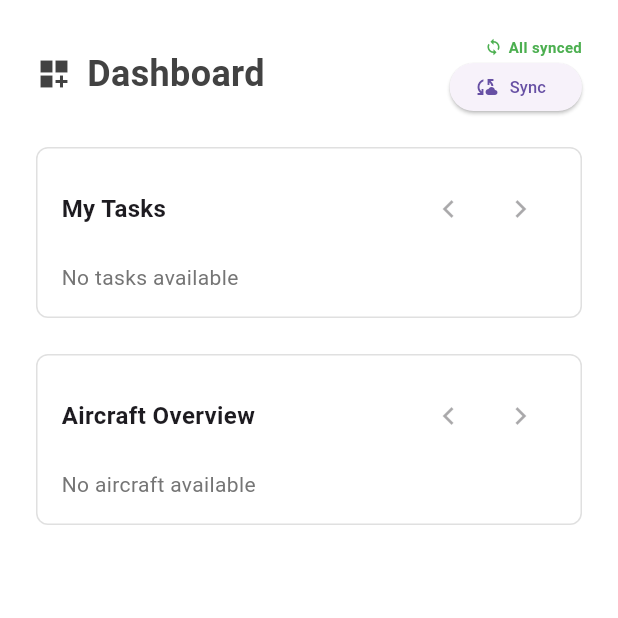
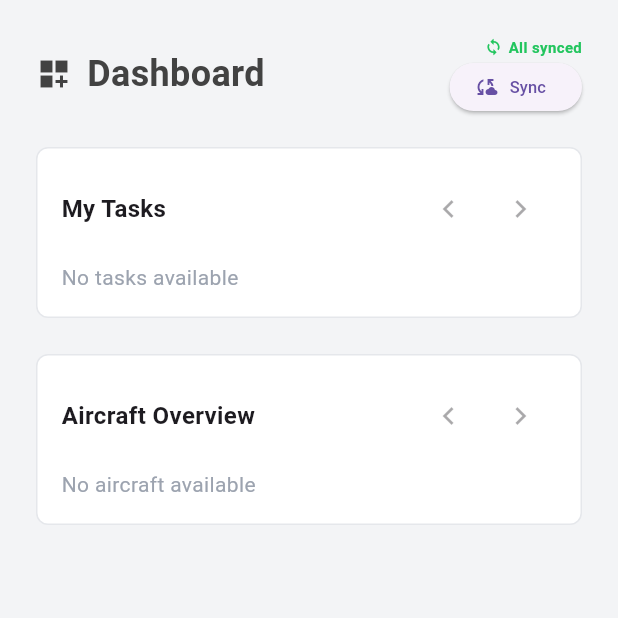
Before and after one commit to blackpoolflinn/Flutter-Maintenance-Application, a Flutter app: the DashboardScreen screen opened directly, on a phone screen of 412 x 824 dp, the top half of it. Run offline on Flutter 3.47's test engine with Material 3 defaults, Android fonts, the phone set to English and light mode, and no system bars; our stand-ins replace flutter_secure_storage, sqflite, sqflite_common_ffi; accounts and stored records are empty.

Commit message:
Remove magic numbers and implement constansts for colours throughout the application.

```diff
--- a/lib/core/theme/app_colors.dart
+++ b/lib/core/theme/app_colors.dart
@@ -22,4 +22,20 @@ class AppColors {
   static const Color info = Color(0xFF3B82F6);
   static const Color warning = Color(0xFFEAB308);
   static const Color error = Color(0xFFEF4444);
+
+  // Status colors
+  static const Color statusSuccess = Color(0xFF22C55E);
+  static const Color statusPending = Color(0xFFEF4444);
+  static const Color statusInProgress = Color(0xFF3B82F6);
+  static const Color statusCompleted = Color(0xFF22C55E);
+
+  // UI border and background colors
+  static const Color borderLight = Color(0xFFE5E7EB);  // Colors.grey[300]
+  static const Color borderLighter = Color(0xFFF3F4F6);  // Colors.grey[100]
+  static const Color textTertiary = Color(0xFF9CA3AF);  // Colors.grey[600]
+  static const Color textQuaternary = Color(0xFFD1D5DB);  // Colors.grey[200]
+  static const Color successLight = Color(0xFFDCFCE7);  // Colors.green[100]
+  static const Color warningLight = Color(0xFFFEF3C7);  // Colors.orange[100]
+  static const Color successDark = Color(0xFF15803D);  // Colors.green[700]
+  static const Color warningDark = Color(0xFFB45309);  // Colors.orange[700]
 }
--- a/lib/features/home/presentation/dashboard_screen.dart
+++ b/lib/features/home/presentation/dashboard_screen.dart
@@ -1,5 +1,6 @@
 import 'package:flutter/material.dart';
 import 'dashboard_widgets.dart';
+import '../../../core/theme/app_colors.dart';
 
 class DashboardScreen extends StatelessWidget {
   const DashboardScreen({super.key});
@@ -10,7 +11,7 @@ class DashboardScreen extends StatelessWidget {
     final isDesktop = width > 900;
 
     return Scaffold(
-      backgroundColor: Colors.white,
+      backgroundColor: AppColors.scaffoldBackground,
       body: SingleChildScrollView(
         padding: const EdgeInsets.all(24.0),
         child: Column(
--- a/lib/features/home/presentation/dashboard_widgets.dart
+++ b/lib/features/home/presentation/dashboard_widgets.dart
@@ -3,6 +3,7 @@ import 'package:provider/provider.dart';
 import '../../../core/providers/tasks_provider.dart';
 import '../../../core/providers/aircraft_provider.dart';
 import '../../../core/providers/sync_provider.dart';
+import '../../../core/theme/app_colors.dart';
 
 class HeaderDesktop extends StatelessWidget {
   const HeaderDesktop({super.key});
@@ -71,13 +72,13 @@ class SyncStatusAndButton extends StatelessWidget {
         String statusText;
 
         if (syncProvider.lastError != null) {
-          statusColor = Colors.red;
+          statusColor = AppColors.error;
           statusText = 'Sync failed';
         } else if (unsyncedTotal > 0) {
-          statusColor = Colors.orange;
+          statusColor = AppColors.warning;
           statusText = 'Unsynced: $unsyncedTotal';
         } else {
-          statusColor = Colors.green;
+          statusColor = AppColors.success;
           statusText = 'All synced';
         }
 
@@ -228,13 +229,13 @@ class _MyTasksCardState extends State<MyTasksCard> {
   Color _statusColor(String status) {
     switch (status) {
       case 'pending':
-        return Colors.red;
+        return AppColors.statusPending;
       case 'inProgress':
-        return Colors.blue;
+        return AppColors.statusInProgress;
       case 'completed':
-        return Colors.green;
+        return AppColors.statusCompleted;
       default:
-        return Colors.grey;
+        return AppColors.textSecondary;
     }
   }
 
@@ -256,9 +257,9 @@ class _MyTasksCardState extends State<MyTasksCard> {
     return Container(
       padding: const EdgeInsets.all(16),
       decoration: BoxDecoration(
-        border: Border.all(color: Colors.grey[300]!),
+        border: Border.all(color: AppColors.borderLight),
         borderRadius: BorderRadius.circular(8),
-        color: Colors.white,
+        color: AppColors.cardBackground,
       ),
       child: Consumer<TasksProvider>(
         builder: (context, tasksProvider, _) {
@@ -328,7 +329,7 @@ class _MyTasksCardState extends State<MyTasksCard> {
               if (tasks.isEmpty)
                 Text(
                   'No tasks available',
-                  style: TextStyle(color: Colors.grey[600]),
+                  style: TextStyle(color: AppColors.textTertiary),
                 )
               else
                 Column(
@@ -361,13 +362,13 @@ class _MyTasksCardState extends State<MyTasksCard> {
                           Container(
                             padding: const EdgeInsets.symmetric(horizontal: 8, vertical: 4),
                             decoration: BoxDecoration(
-                              color: isSynced ? Colors.green[100] : Colors.orange[100],
+                              color: isSynced ? AppColors.successLight : AppColors.warningLight,
                               borderRadius: BorderRadius.circular(12),
                             ),
                             child: Text(
                               isSynced ? 'Synced' : 'Not synced',
                               style: TextStyle(
-                                color: isSynced ? Colors.green[800] : Colors.orange[800],
+                                color: isSynced ? AppColors.successDark : AppColors.warningDark,
                                 fontSize: 10,
                                 fontWeight: FontWeight.w600,
                               ),
@@ -401,9 +402,9 @@ class _AircraftOverviewCardState extends State<AircraftOverviewCard> {
     return Container(
       padding: const EdgeInsets.all(16),
       decoration: BoxDecoration(
-        border: Border.all(color: Colors.grey[300]!),
+        border: Border.all(color: AppColors.borderLight),
         borderRadius: BorderRadius.circular(8),
-        color: Colors.white,
+        color: AppColors.cardBackground,
       ),
       child: Consumer2<TasksProvider, AircraftProvider>(
         builder: (context, tasksProvider, aircraftProvider, _) {
@@ -474,7 +475,7 @@ class _AircraftOverviewCardState extends State<AircraftOverviewCard> {
               if (displayAircraft.isEmpty)
                 Text(
                   'No aircraft available',
-                  style: TextStyle(color: Colors.grey[600]),
+                  style: TextStyle(color: AppColors.textTertiary),
                 )
               else
                 Column(
@@ -500,10 +501,10 @@ class _AircraftOverviewCardState extends State<AircraftOverviewCard> {
                                 width: 44,
                                 height: 44,
                                 decoration: BoxDecoration(
-                                  color: Colors.grey[200],
+                                  color: AppColors.borderLighter,
                                   borderRadius: BorderRadius.circular(6),
                                 ),
-                                child: const Icon(Icons.flight, color: Colors.grey),
+                                child: const Icon(Icons.flight, color: AppColors.textSecondary),
                               ),
                               const SizedBox(width: 10),
                               Expanded(
@@ -518,7 +519,7 @@ class _AircraftOverviewCardState extends State<AircraftOverviewCard> {
                                     const SizedBox(height: 2),
                                     Text(
                                       aircraft.model,
-                                      style: TextStyle(color: Colors.grey[600], fontSize: 12),
+                                      style: TextStyle(color: AppColors.textTertiary, fontSize: 12),
                                       overflow: TextOverflow.ellipsis,
                                     ),
                                   ],
@@ -536,7 +537,7 @@ class _AircraftOverviewCardState extends State<AircraftOverviewCard> {
                                   Text(
                                     isSynced ? 'Synced' : 'Not synced',
                                     style: TextStyle(
-                                      color: isSynced ? Colors.green[700] : Colors.orange[700],
+                                        color: isSynced ? AppColors.successDark : AppColors.warningDark,
                                       fontSize: 10,
                                       fontWeight: FontWeight.w600,
                                     ),
@@ -549,9 +550,9 @@ class _AircraftOverviewCardState extends State<AircraftOverviewCard> {
                           LinearProgressIndicator(
                             value: progress,
                             minHeight: 8,
-                            backgroundColor: Colors.grey[200],
+                            backgroundColor: AppColors.borderLighter,
                             valueColor: AlwaysStoppedAnimation<Color>(
-                              progress >= 0.7 ? Colors.green : Colors.orange,
+                              progress >= 0.7 ? AppColors.success : AppColors.warning,
                             ),
                           ),
                           const SizedBox(height: 4),
@@ -559,7 +560,7 @@ class _AircraftOverviewCardState extends State<AircraftOverviewCard> {
                             total == 0
                                 ? 'No tasks assigned'
                                 : 'Open: $openCount / Total: $total',
-                            style: TextStyle(color: Colors.grey[600], fontSize: 12),
+                            style: TextStyle(color: AppColors.textTertiary, fontSize: 12),
                           ),
                         ],
                       ),
--- a/lib/main.dart
+++ b/lib/main.dart
@@ -8,6 +8,7 @@ import 'core/providers/navigation_provider.dart';
 import 'core/providers/tasks_provider.dart';
 import 'core/providers/aircraft_provider.dart';
 import 'core/providers/sync_provider.dart';
+import 'package:maintenance_application/core/theme/app_colors.dart';
 import 'widgets/main_layout.dart';
 
 void main() async {
@@ -37,7 +38,7 @@ class MyApp extends StatelessWidget {
   Widget build(BuildContext context) {
     return MaterialApp(
       title: 'Maintenance Application',
-      theme: ThemeData(primarySwatch: Colors.blue),
+      theme: ThemeData(primarySwatch: Colors.blue, scaffoldBackgroundColor: AppColors.scaffoldBackground),
       home: Consumer<AuthProvider>(
         builder: (context, auth, _) {
           // show loading indicator while checking auth status
--- a/lib/widgets/main_layout.dart
+++ b/lib/widgets/main_layout.dart
@@ -50,7 +50,7 @@ class _MainLayoutState extends State<MainLayout> {
               elevation: 1,
               leading: !_sidebarOpen
                   ? IconButton(
-                      icon: const Icon(Icons.menu, color: Colors.white),
+                      icon: const Icon(Icons.menu, color: AppColors.textWhite),
                       onPressed: () {
                         setState(() {
                           _sidebarOpen = !_sidebarOpen;
@@ -65,13 +65,13 @@ class _MainLayoutState extends State<MainLayout> {
                         SizedBox(width: 10),
                         Text(
                           'RampCheck',
-                          style: TextStyle(color: Colors.white, fontWeight: FontWeight.bold),
+                          style: TextStyle(color: AppColors.textWhite, fontWeight: FontWeight.bold),
                         ),
                       ],
                     )
                   : const Text(
                       'RampCheck',
-                      style: TextStyle(color: Colors.white, fontWeight: FontWeight.bold),
+                      style: TextStyle(color: AppColors.textWhite, fontWeight: FontWeight.bold),
                     ),
             ),
             body: _sidebarOpen
--- a/lib/widgets/sidebar.dart
+++ b/lib/widgets/sidebar.dart
@@ -86,7 +86,7 @@ class SidebarItem extends StatelessWidget {
         title: Text(
           label,
           style: TextStyle(
-            color: isSelected ? Colors.white : Colors.white70,
+            color: isSelected ? AppColors.textWhite : const Color(0xFFB0B0B0),
             fontWeight: isSelected ? FontWeight.w600 : FontWeight.normal,
           ),
         ),
```
Also changed, not shown: lib/core/constants/ui_constants.dart (added, +57 -0 lines), lib/features/aircraft/presentation/aircraft_screen.dart (+10 -10 lines), lib/features/tasks/presentation/tasks_screen.dart (+10 -10 lines).
